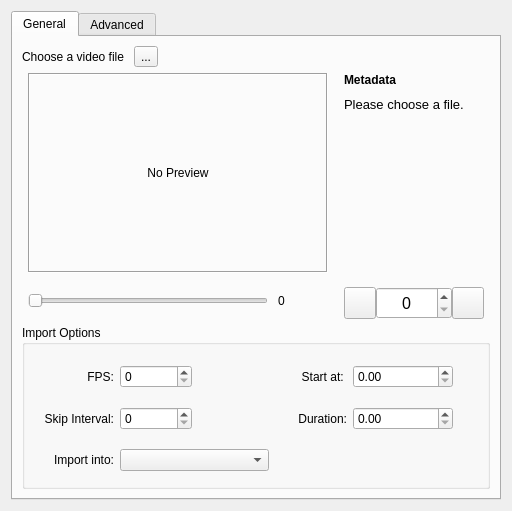
First picture: the form in libs/ui/animation/VideoImportDialog.ui, repository KDE/krita, before the edit.
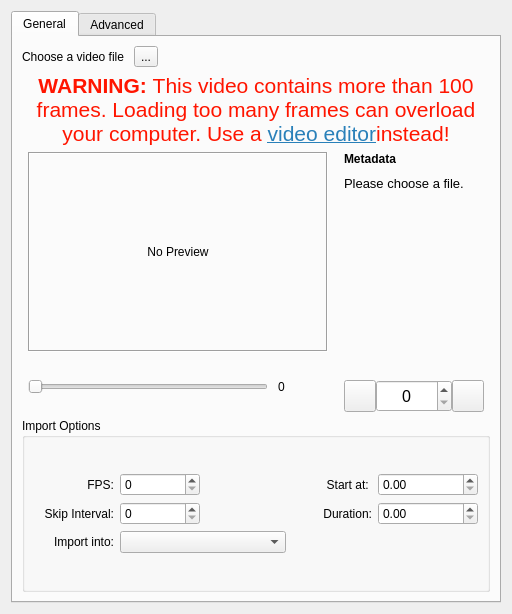
Second picture: the form after the edit. The open tabs and pages were chosen to show the change.

Commit message:
Add a warning label when the user tries to import a long video
This also fixes the layout of the dialog

What changed in the file:
```diff
--- a/libs/ui/animation/VideoImportDialog.ui
+++ b/libs/ui/animation/VideoImportDialog.ui
@@ -11,7 +11,7 @@
     <x>0</x>
     <y>0</y>
     <width>512</width>
-    <height>511</height>
+    <height>614</height>
    </rect>
   </property>
   <property name="sizePolicy">
@@ -33,9 +33,9 @@
       <attribute name="title">
        <string>General</string>
       </attribute>
-      <layout class="QVBoxLayout" name="verticalLayout_7">
-       <item>
-        <layout class="QVBoxLayout" name="verticalLayout" stretch="1,6,4">
+      <layout class="QGridLayout" name="gridLayout">
+       <item row="0" column="0">
+        <layout class="QVBoxLayout" name="verticalLayout" stretch="1,0,6,4">
          <item>
           <layout class="QHBoxLayout" name="horizontalLayout_1">
            <property name="spacing">
@@ -70,6 +70,26 @@
            </item>
           </layout>
          </item>
+         <item>
+          <widget class="QLabel" name="lblWarning">
+           <property name="text">
+            <string>&lt;!DOCTYPE HTML PUBLIC &quot;-//W3C//DTD HTML 4.0//EN&quot; &quot;http://www.w3.org/TR/REC-html40/strict.dtd&quot;&gt;
+&lt;html&gt;&lt;head&gt;&lt;meta name=&quot;qrichtext&quot; content=&quot;1&quot; /&gt;&lt;style type=&quot;text/css&quot;&gt;
+p, li { white-space: pre-wrap; }
+&lt;/style&gt;&lt;/head&gt;&lt;body style=&quot; font-family:'Noto Sans'; font-size:11pt; font-weight:400; font-style:normal;&quot;&gt;
+&lt;p style=&quot; margin-top:12px; margin-bottom:12px; margin-left:0px; margin-right:0px; -qt-block-indent:0; text-indent:0px;&quot;&gt;&lt;span style=&quot; font-size:16pt; font-weight:600; color:#ff1500;&quot;&gt;WARNING: &lt;/span&gt;&lt;span style=&quot; font-size:16pt; color:#ff1500;&quot;&gt;This video contains more than 100 frames. Loading too many frames can overload your computer. Use a &lt;/span&gt;&lt;a href=&quot;https://kdenlive.org&quot;&gt;&lt;span style=&quot; font-size:16pt; text-decoration: underline; color:#2980b9;&quot;&gt;video editor&lt;/span&gt;&lt;/a&gt;&lt;span style=&quot; font-size:16pt; color:#ff1500;&quot;&gt;instead!&lt;/span&gt;&lt;/p&gt;&lt;/body&gt;&lt;/html&gt;</string>
+           </property>
+           <property name="textFormat">
+            <enum>Qt::RichText</enum>
+           </property>
+           <property name="alignment">
+            <set>Qt::AlignCenter</set>
+           </property>
+           <property name="wordWrap">
+            <bool>true</bool>
+           </property>
+          </widget>
+         </item>
          <item>
           <layout class="QHBoxLayout" name="horizontalLayout_3">
            <property name="spacing">
@@ -321,15 +341,8 @@
              <property name="title">
               <string>Import Options</string>
              </property>
-             <widget class="QWidget" name="layoutWidget_3">
-              <property name="geometry">
-               <rect>
-                <x>20</x>
-                <y>27</y>
-                <width>411</width>
-                <height>135</height>
-               </rect>
-              </property>
+             <layout class="QGridLayout" name="gridLayout_6">
+              <item row="0" column="0">
               <layout class="QGridLayout" name="gridLayout_2">
                <property name="sizeConstraint">
                 <enum>QLayout::SetMinimumSize</enum>
@@ -436,7 +449,8 @@
                 <widget class="QComboBox" name="cmbDocumentHandler"/>
                </item>
               </layout>
-             </widget>
+              </item>
+             </layout>
             </widget>
            </item>
           </layout>
```
Left out of the diff: 4 changed lines with no effect on the pictures. Lines whose indentation alone changed are shown as unchanged. The commit also changes 1 other file.
